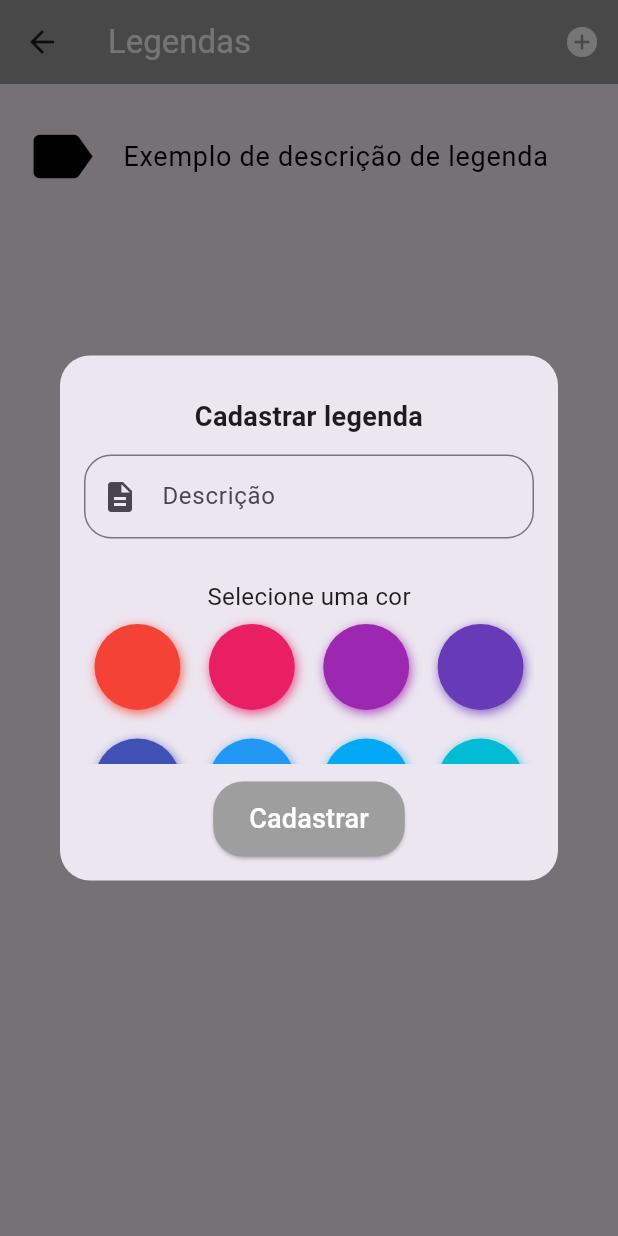
After one commit to TalissonMelo/planorama-mobile, a Flutter app: the Legend screen opened directly, after a tap on the "add circle" icon, on a phone screen of 412 x 824 dp. The commit adds this screen. Run offline on Flutter 3.47's test engine with Material 3 defaults, Android fonts, the phone set to English and light mode, and no system bars; drawn by our look-alikes of flutter_colorpicker; our stand-ins replace mask_text_input_formatter.

Commit message:
Criado cadastros de legendas

```diff
--- a/lib/src/initial/base.dart
+++ b/lib/src/initial/base.dart
@@ -1,4 +1,5 @@
 import 'package:flutter/material.dart';
+import 'package:liberbox_mobile/src/legend/legend.dart';
 import 'package:liberbox_mobile/src/profile/profile.dart';
 
 class Base extends StatefulWidget {
@@ -20,7 +21,7 @@ class _BaseState extends State<Base> {
         controller: pageController,
         children: [
           Container(color: Colors.white.withAlpha(100)),
-          Container(color: Colors.grey.withAlpha(100)),
+          const Legend(),
           Container(color: Colors.green.withAlpha(100)),
           const Profile(),
         ],
--- /dev/null
+++ b/lib/src/legend/legend.dart
@@ -0,0 +1,122 @@
+import 'package:flutter/material.dart';
+import 'package:flutter_colorpicker/flutter_colorpicker.dart';
+import 'package:liberbox_mobile/src/components/custom_text_field.dart';
+
+class Legend extends StatefulWidget {
+  const Legend({super.key});
+
+  @override
+  State<Legend> createState() => _LegendState();
+}
+
+class _LegendState extends State<Legend> {
+  @override
+  Widget build(BuildContext context) {
+    return Scaffold(
+      appBar: AppBar(
+        backgroundColor: Colors.grey,
+        title: const Text('Legendas', style: TextStyle(color: Colors.white)),
+        actions: [
+          IconButton(
+            onPressed: () {
+              addLegend();
+            },
+            icon: const Icon(Icons.add_circle),
+            color: Colors.white,
+          ),
+        ],
+      ),
+      body: ListView(
+        physics: const BouncingScrollPhysics(),
+        padding: const EdgeInsets.fromLTRB(0, 20, 5, 0),
+        children: const [
+          ListTile(
+              leading: Icon(Icons.label, color: Color(0xFF000000), size: 50),
+              title: Text(
+                'Exemplo de descrição de legenda',
+                style: TextStyle(color: Colors.black, fontSize: 18),
+              )),
+        ],
+      ),
+    );
+  }
+
+  Future<bool?> addLegend() {
+    return showDialog(
+      context: context,
+      builder: (context) {
+        Color selectedColor = Colors.blue;
+
+        return Dialog(
+          shape: RoundedRectangleBorder(
+            borderRadius: BorderRadius.circular(20),
+          ),
+          child: Padding(
+            padding: const EdgeInsets.all(16),
+            child: Column(
+              mainAxisSize: MainAxisSize.min,
+              children: [
+                const Padding(
+                  padding: EdgeInsets.symmetric(vertical: 12),
+                  child: Text(
+                    'Cadastrar legenda',
+                    textAlign: TextAlign.center,
+                    style: TextStyle(
+                      fontSize: 18,
+                      fontWeight: FontWeight.bold,
+                    ),
+                  ),
+                ),
+                const CustomTextField(
+                  icon: Icons.description,
+                  label: 'Descrição',
+                ),
+                Padding(
+                  padding: const EdgeInsets.symmetric(vertical: 12),
+                  child: Column(
+                    children: [
+                      const Text(
+                        'Selecione uma cor',
+                        style: TextStyle(fontSize: 16),
+                      ),
+                      SizedBox(
+                        height: 100,
+                        child: BlockPicker(
+                          pickerColor: selectedColor,
+                          onColorChanged: (color) {
+                            selectedColor = color;
+                          },
+                        ),
+                      ),
+                    ],
+                  ),
+                ),
+                SizedBox(
+                  height: 50,
+                  child: ElevatedButton(
+                    style: ElevatedButton.styleFrom(
+                      backgroundColor: Colors.grey,
+                      shape: RoundedRectangleBorder(
+                        borderRadius: BorderRadius.circular(20),
+                      ),
+                    ),
+                    onPressed: () {
+                      Navigator.of(context).pop();
+                    },
+                    child: const Text(
+                      'Cadastrar',
+                      style: TextStyle(
+                        fontSize: 18,
+                        color: Colors.white,
+                      ),
+                    ),
+                  ),
+                ),
+              ],
+            ),
+          ),
+        );
+      },
+    );
+  }
+}
--- /dev/null
+++ b/lib/src/legend/model/legend_request.dart
@@ -0,0 +1,9 @@
+class LegendRequest {
+  String color;
+  String description;
+
+  LegendRequest({
+    required this.color,
+    required this.description,
+  });
+}
--- /dev/null
+++ b/lib/src/legend/model/legend_response.dart
@@ -0,0 +1,13 @@
+class LegendResponse {
+  String id;
+  String color;
+  String ownerId;
+  String description;
+
+  LegendResponse({
+    required this.id,
+    required this.color,
+    required this.ownerId,
+    required this.description,
+  });
+}
--- a/pubspec.yaml
+++ b/pubspec.yaml
@@ -36,6 +36,7 @@ dependencies:
   # Use with the CupertinoIcons class for iOS style icons.
   cupertino_icons: ^1.0.6
   mask_text_input_formatter: ^2.0.0
+  flutter_colorpicker: ^1.0.3
 
 dev_dependencies:
   flutter_test:
```
Also changed, not shown: pubspec.lock.
